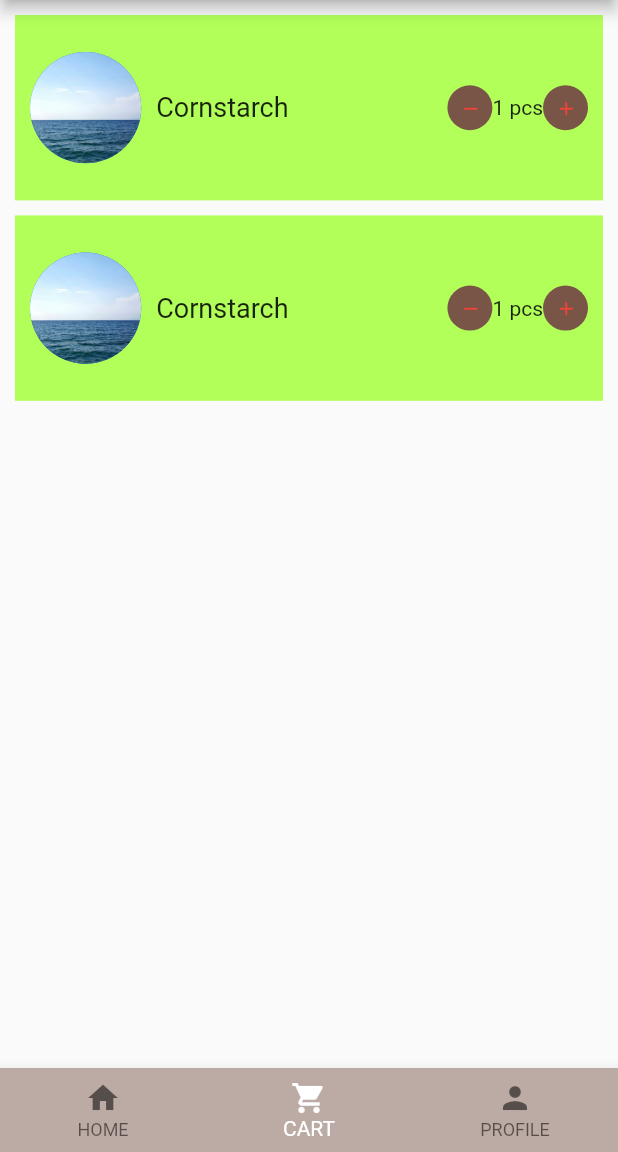
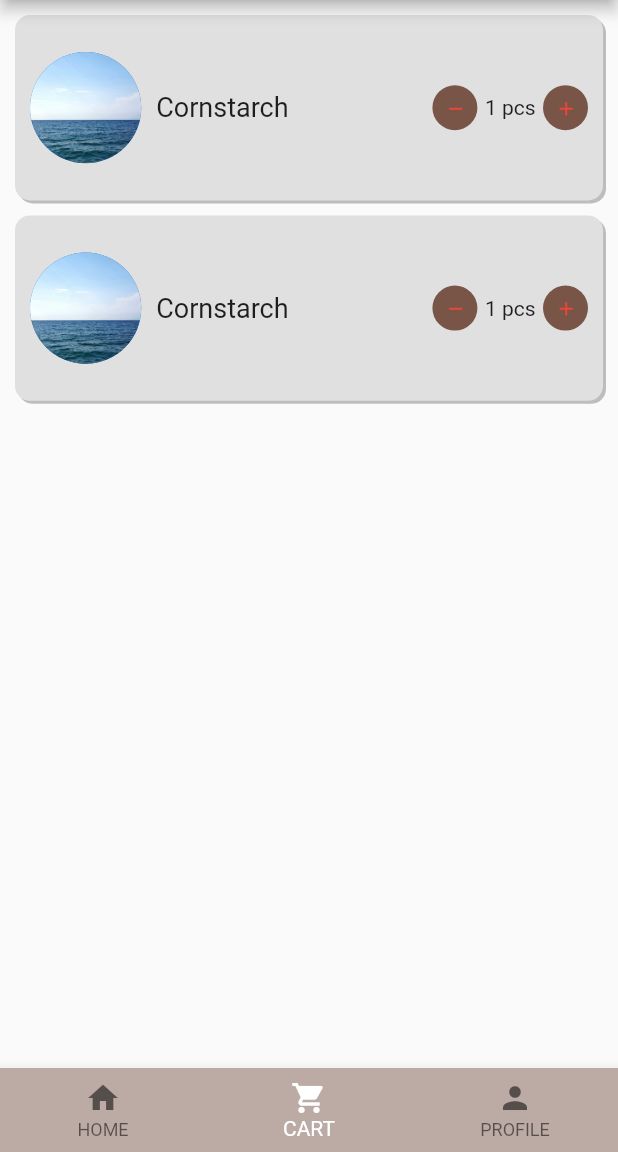
Before and after one commit to Thossakrai/crop-mart-app, a Flutter app: the screen it shows after launch, item 2 of the bottom bar chosen, on a phone screen of 412 x 824 dp, the part 84-1236 px from its top. Run offline on Flutter 3.47's test engine with Material 2 defaults, Android fonts, the phone set to English and light mode, and no system bars; our stand-ins replace cloud_firestore; accounts and stored records are empty.

Commit message:
beautify cart.dart

```diff
--- a/lib/cart.dart
+++ b/lib/cart.dart
@@ -7,7 +7,8 @@ class CartPage extends StatelessWidget {
     return Scaffold(
       body: ListView(
         children: <Widget>[
-          CartItem(),CartItem(),
+          CartItem(),
+          CartItem(),
         ],
       ),
     );
@@ -30,7 +31,13 @@ class _CartItemState extends State<CartItem> {
       child: Container(
           padding: EdgeInsets.all(10),
           height: MediaQuery.of(context).size.height * 0.15,
-          decoration: BoxDecoration(color: Colors.lightGreenAccent),
+          decoration: BoxDecoration(
+            color: Colors.grey[300],
+            borderRadius: BorderRadius.circular(10),
+            boxShadow: [
+              BoxShadow(color: Colors.grey[400], offset: Offset(2, 2))
+            ],
+          ),
           child: Row(
             children: <Widget>[
               CircleAvatar(
@@ -62,7 +69,9 @@ class _CartItemState extends State<CartItem> {
                       },
                     ),
                   ),
-                  Text(_quantity.toString() + " pcs"),
+                  Container(
+                      margin: EdgeInsets.symmetric(horizontal: 5),
+                      child: Text(_quantity.toString() + " pcs")),
                   Container(
                     height: 30,
                     width: 30,
--- a/lib/product_page.dart
+++ b/lib/product_page.dart
@@ -10,7 +10,7 @@ class ProductPage extends StatelessWidget {
     print("recieve id = " + id);
     return Scaffold(
       appBar: AppBar(
-        title: Text("Product Page"),
+        title: Text("${productName.toUpperCase()}"),
       ),
       body: Container(
         child: Column(
@@ -25,7 +25,6 @@ class ProductPage extends StatelessWidget {
                 children: <Widget>[
                   Text("Product Name"),
                   Text("Price"),
-                  Text("Description"),
                   Text("Qty")
                 ],
               ),
```
